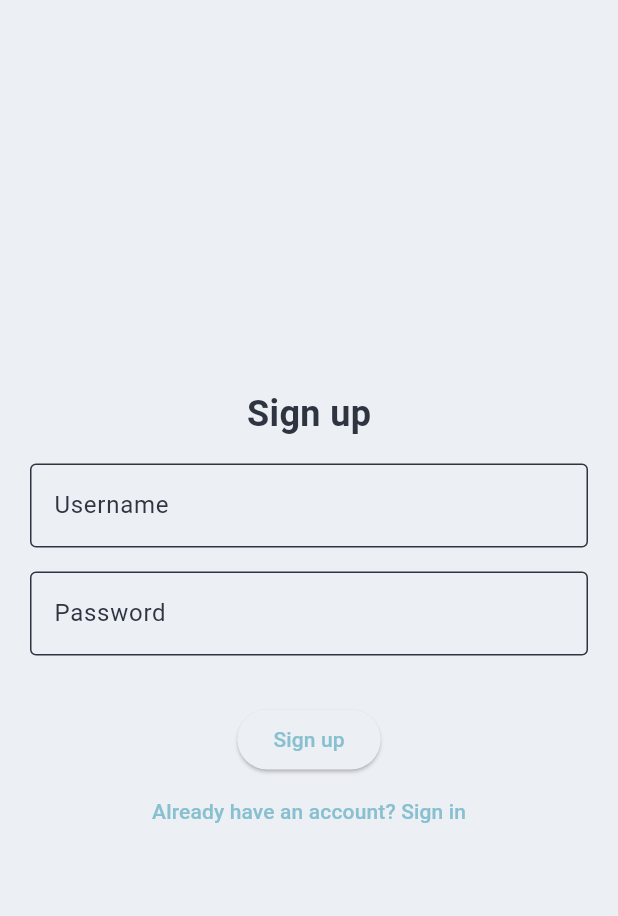
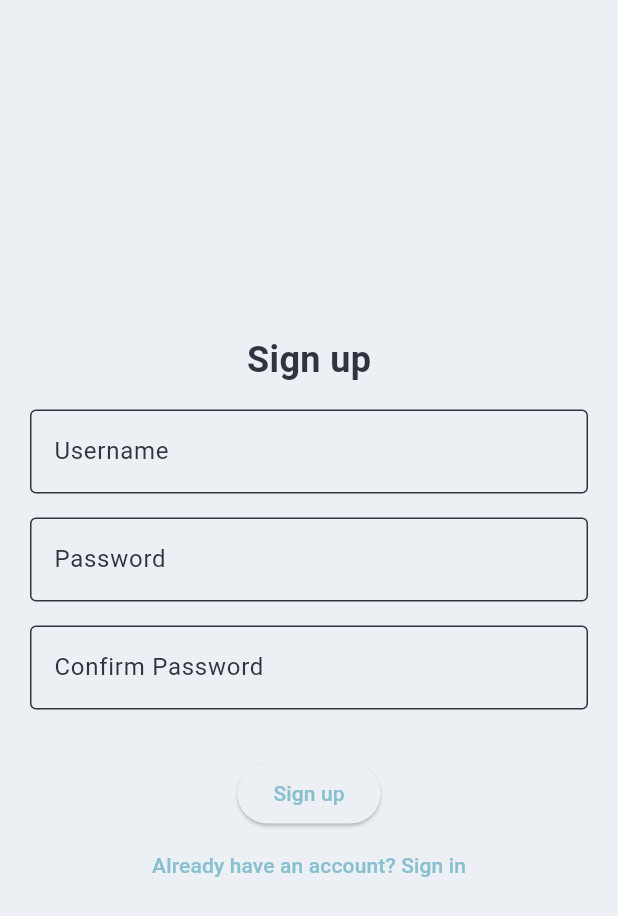
Before and after one commit to LinCie/sistem_kelas, a Flutter app: the SignUpPage screen opened directly, on a phone screen of 412 x 824 dp. Shown: the top 916 px of the screen. Run offline on Flutter 3.47's test engine with Material 3 defaults, Android fonts, the phone set to English and light mode, and no system bars; our stand-ins replace shared_preferences; accounts and stored records are empty.

Commit message:
feat: add confirm password input

```diff
--- a/lib/screens/signup/signup_page.dart
+++ b/lib/screens/signup/signup_page.dart
@@ -37,6 +37,14 @@ class _SignUpPageState extends State<SignUpPage> {
                 ),
                 obscureText: true,
               ),
+              const SizedBox(height: 16),
+              TextField(
+                decoration: const InputDecoration(
+                  labelText: 'Confirm Password',
+                  border: OutlineInputBorder(),
+                ),
+                obscureText: true,
+              ),
               const SizedBox(height: 32),
               ElevatedButton(
                 onPressed: () {
```
